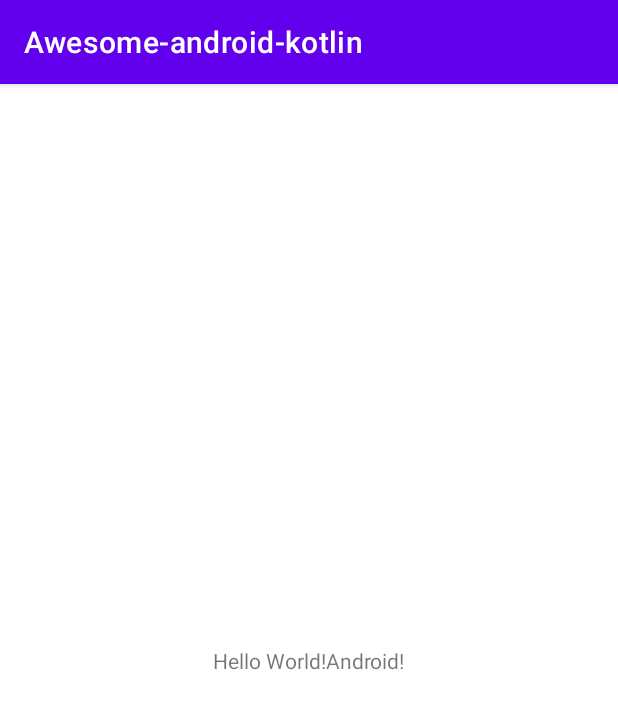
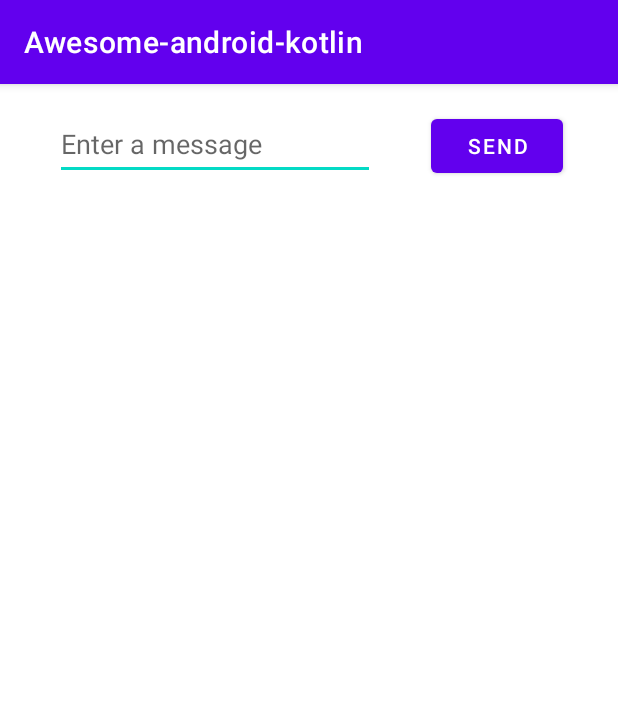
Before and after one commit to GengJian/Awesome-android-kotlin, an Android app: the screen it shows after launch (MainActivity), on a phone screen of 412 x 824 dp. Shown: the top 709 px of the screen. Run offline under Robolectric (Android 15) with nearby library versions, the phone set to English and light mode, and no system bars.

Commit message:
LocalStrings - 在res/values/strings.xml中添加翻译文本的键值对，即可在layout.xml中使用。

```diff
--- a/app/src/main/res/layout/activity_main.xml
+++ b/app/src/main/res/layout/activity_main.xml
@@ -6,13 +6,28 @@
     android:layout_height="match_parent"
     tools:context=".MainActivity">
 
-    <TextView
+    <EditText
+        android:id="@+id/editTextTextPersonName"
         android:layout_width="wrap_content"
         android:layout_height="wrap_content"
-        android:text="Hello World!Android!"
-        app:layout_constraintBottom_toBottomOf="parent"
-        app:layout_constraintLeft_toLeftOf="parent"
-        app:layout_constraintRight_toRightOf="parent"
+        android:layout_marginTop="16dp"
+        android:ems="10"
+        android:hint="@string/edit_message"
+        android:hintTextColor="#78909C"
+        android:inputType="textPersonName"
+        android:minHeight="48dp"
+        app:layout_constraintEnd_toStartOf="@+id/button"
+        app:layout_constraintHorizontal_bias="0.5"
+        app:layout_constraintStart_toStartOf="parent"
         app:layout_constraintTop_toTopOf="parent" />
 
+    <Button
+        android:id="@+id/button"
+        android:layout_width="wrap_content"
+        android:layout_height="wrap_content"
+        android:text="@string/button_send"
+        app:layout_constraintBaseline_toBaselineOf="@+id/editTextTextPersonName"
+        app:layout_constraintEnd_toEndOf="parent"
+        app:layout_constraintHorizontal_bias="0.5"
+        app:layout_constraintStart_toEndOf="@+id/editTextTextPersonName" />
 </androidx.constraintlayout.widget.ConstraintLayout>
--- a/app/src/main/res/values/strings.xml
+++ b/app/src/main/res/values/strings.xml
@@ -1,3 +1,5 @@
 <resources>
     <string name="app_name">Awesome-android-kotlin</string>
+    <string name="button_send">Send</string>
+    <string name="edit_message">Enter a message</string>
 </resources>
```
